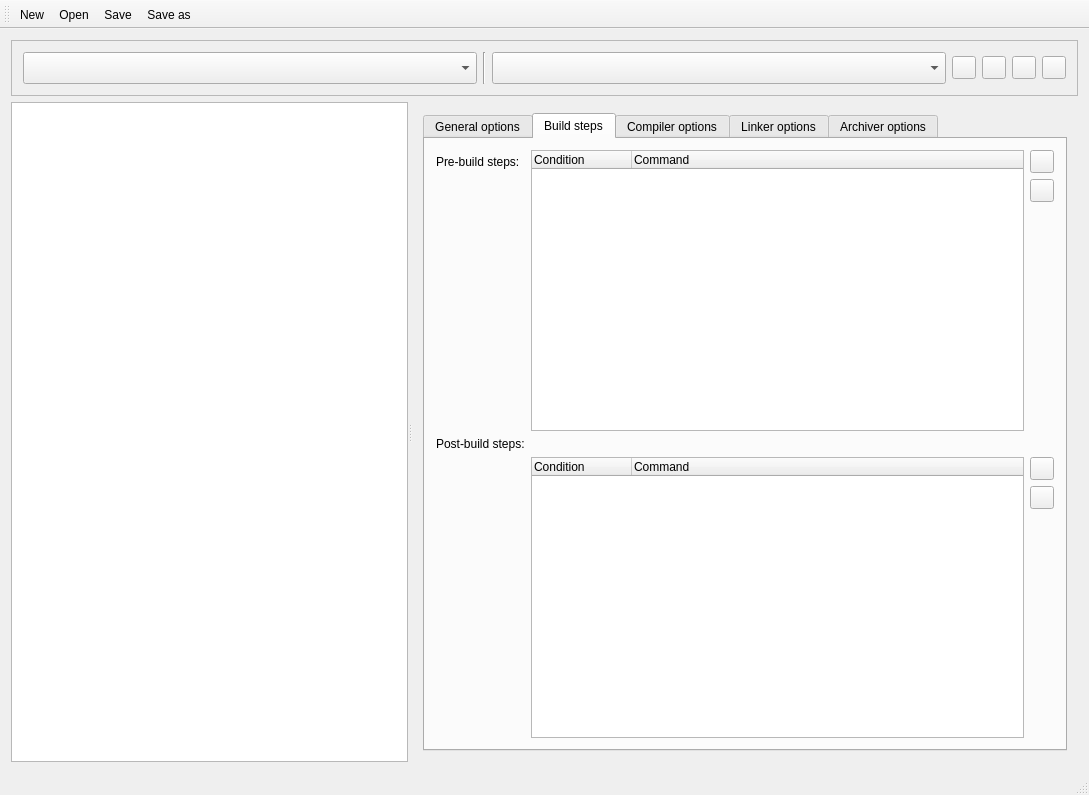
Before: the Qt Designer form mainwindow.ui in molotov-dmitry/ccs-pjt-editor-qt, drawn with Qt 5.
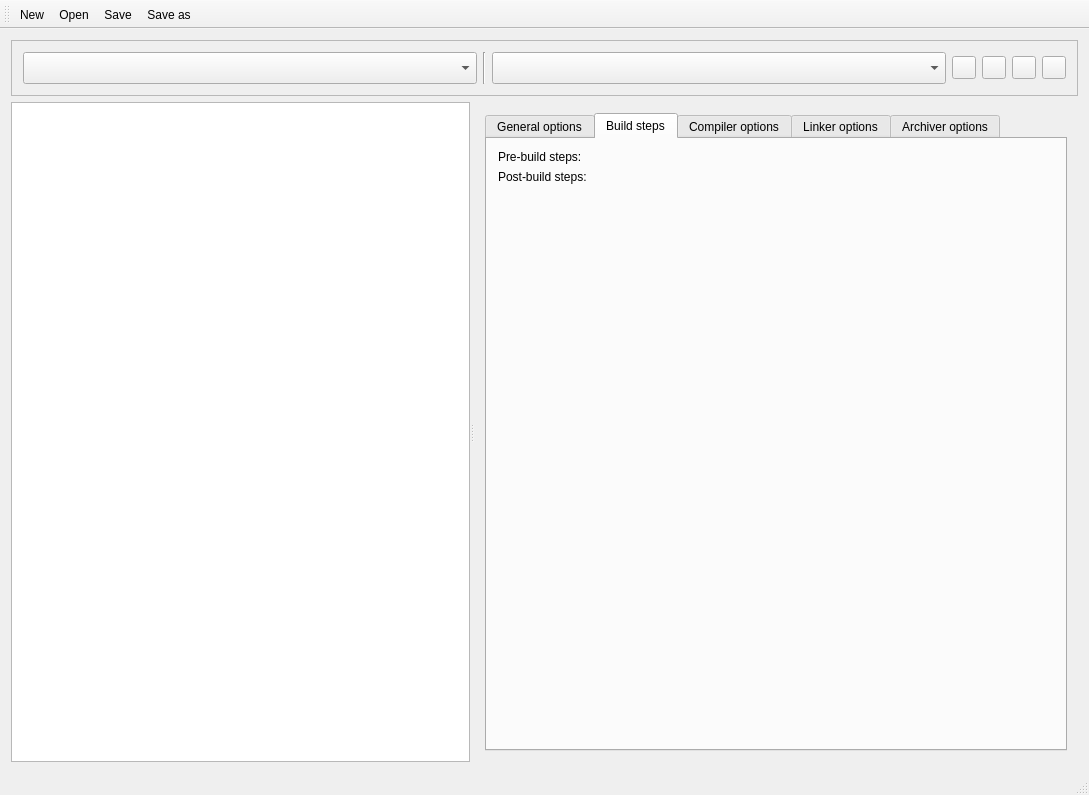
After: the same form once the commit is applied. Icons and pictures are not drawn. Custom widgets are drawn as their Qt base class.

Commit message: Added build steps editor.

Patch:
```diff
--- a/mainwindow.ui
+++ b/mainwindow.ui
@@ -234,134 +234,10 @@
               </widget>
              </item>
              <item row="0" column="1">
-              <layout class="QGridLayout" name="gridLayout">
-               <item row="0" column="1">
-                <widget class="QToolButton" name="buttonAddPreBuildStep">
-                 <property name="icon">
-                  <iconset theme="add">
-                   <normaloff>.</normaloff>.</iconset>
-                 </property>
-                </widget>
-               </item>
-               <item row="1" column="1">
-                <widget class="QToolButton" name="buttonRemovePreBuildStep">
-                 <property name="icon">
-                  <iconset theme="remove">
-                   <normaloff>.</normaloff>.</iconset>
-                 </property>
-                </widget>
-               </item>
-               <item row="2" column="1">
-                <spacer name="verticalSpacer">
-                 <property name="orientation">
-                  <enum>Qt::Vertical</enum>
-                 </property>
-                 <property name="sizeHint" stdset="0">
-                  <size>
-                   <width>20</width>
-                   <height>40</height>
-                  </size>
-                 </property>
-                </spacer>
-               </item>
-               <item row="0" column="0" rowspan="3">
-                <widget class="QTreeWidget" name="treePreBuildSteps">
-                 <property name="dragDropMode">
-                  <enum>QAbstractItemView::DragDrop</enum>
-                 </property>
-                 <property name="defaultDropAction">
-                  <enum>Qt::MoveAction</enum>
-                 </property>
-                 <property name="alternatingRowColors">
-                  <bool>true</bool>
-                 </property>
-                 <property name="selectionMode">
-                  <enum>QAbstractItemView::ExtendedSelection</enum>
-                 </property>
-                 <property name="verticalScrollMode">
-                  <enum>QAbstractItemView::ScrollPerPixel</enum>
-                 </property>
-                 <property name="indentation">
-                  <number>0</number>
-                 </property>
-                 <column>
-                  <property name="text">
-                   <string>Condition</string>
-                  </property>
-                 </column>
-                 <column>
-                  <property name="text">
-                   <string>Command</string>
-                  </property>
-                 </column>
-                </widget>
-               </item>
-              </layout>
+              <widget class="BuildStepsList" name="widgetPreBuildSteps" native="true"/>
              </item>
-             <item row="2" column="1">
-              <layout class="QGridLayout" name="gridLayout_2">
-               <item row="0" column="1">
-                <widget class="QToolButton" name="buttonAddPostBuildStep">
-                 <property name="icon">
-                  <iconset theme="add">
-                   <normaloff>.</normaloff>.</iconset>
-                 </property>
-                </widget>
-               </item>
-               <item row="1" column="1">
-                <widget class="QToolButton" name="buttonRemovePostBuildStep">
-                 <property name="icon">
-                  <iconset theme="remove">
-                   <normaloff>.</normaloff>.</iconset>
-                 </property>
-                </widget>
-               </item>
-               <item row="2" column="1">
-                <spacer name="verticalSpacer_2">
-                 <property name="orientation">
-                  <enum>Qt::Vertical</enum>
-                 </property>
-                 <property name="sizeHint" stdset="0">
-                  <size>
-                   <width>20</width>
-                   <height>40</height>
-                  </size>
-                 </property>
-                </spacer>
-               </item>
-               <item row="0" column="0" rowspan="3">
-                <widget class="QTreeWidget" name="treePostBuildSteps">
-                 <property name="dragDropMode">
-                  <enum>QAbstractItemView::DragDrop</enum>
-                 </property>
-                 <property name="defaultDropAction">
-                  <enum>Qt::MoveAction</enum>
-                 </property>
-                 <property name="alternatingRowColors">
-                  <bool>true</bool>
-                 </property>
-                 <property name="selectionMode">
-                  <enum>QAbstractItemView::ExtendedSelection</enum>
-                 </property>
-                 <property name="verticalScrollMode">
-                  <enum>QAbstractItemView::ScrollPerPixel</enum>
-                 </property>
-                 <property name="indentation">
-                  <number>0</number>
-                 </property>
-                 <column>
-                  <property name="text">
-                   <string>Condition</string>
-                  </property>
-                 </column>
-                 <column>
-                  <property name="text">
-                   <string>Command</string>
-                  </property>
-                 </column>
-                </widget>
-               </item>
-              </layout>
+             <item row="1" column="1">
+              <widget class="BuildStepsList" name="widgetPostBuildSteps" native="true"/>
              </item>
             </layout>
            </widget>
@@ -704,6 +580,12 @@
    <extends>QLineEdit</extends>
    <header>listeditor.h</header>
   </customwidget>
+  <customwidget>
+   <class>BuildStepsList</class>
+   <extends>QWidget</extends>
+   <header>buildstepslist.h</header>
+   <container>1</container>
+  </customwidget>
  </customwidgets>
  <resources/>
  <connections/>
```
The commit also changes 11 other files.
